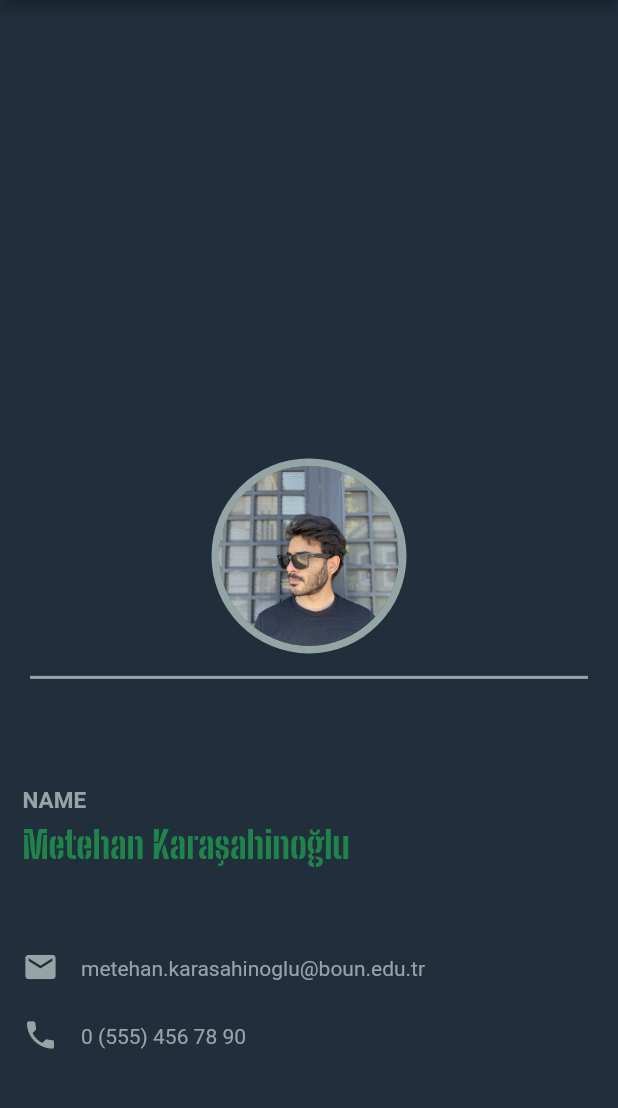
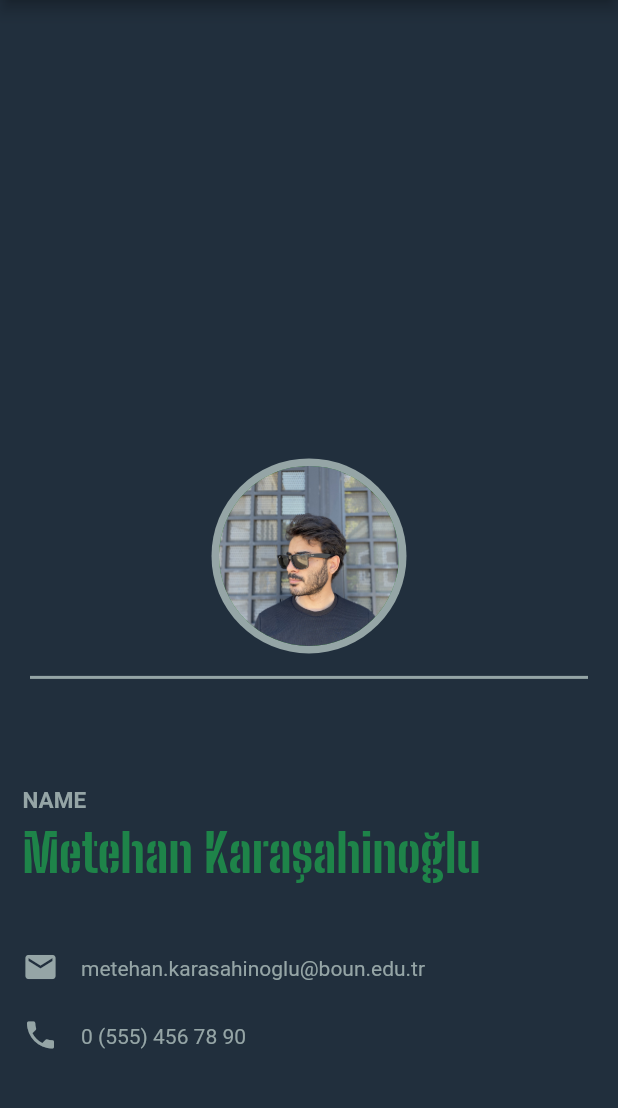
Before and after one commit to MeteTheBadass/CET301FirstApplication, a Flutter app: the screen it shows after launch, on a phone screen of 412 x 824 dp, the part 84-1192 px from its top. Run offline on Flutter 3.47's test engine with Material 2 defaults, Android fonts, the phone set to English and light mode, and no system bars.

Commit message:
Name-Surname font size is adjusted.

```diff
--- a/lib/main.dart
+++ b/lib/main.dart
@@ -33,7 +33,7 @@ class MyInfo extends StatelessWidget{
         Expanded(child: Container(alignment: Alignment.bottomCenter,padding: new EdgeInsets.only(bottom: 15.0) ,child: CircleAvatar(radius: 65,backgroundColor: Color(0xff95A5A6) ,child: CircleAvatar(radius: 60 ,backgroundImage: AssetImage('assets/images/profile.jpg'),),),), flex: 50,),
         Container(child: Padding(padding: new EdgeInsets.symmetric(horizontal: 20.0),child: Container(color: Color(0xff95A5A6),height: 2,),),),
         Expanded(child: Container(alignment: Alignment.bottomLeft,padding: new EdgeInsets.only(left: 15),child: Text('NAME',style: TextStyle(fontSize:15,fontWeight: FontWeight.bold,color: Color(0xff95A5A6)),),), flex: 10,),
-        Expanded(child: Container(alignment: Alignment.topLeft,padding: new EdgeInsets.only(left: 15,top: 5),child: Text('Metehan Karaşahinoğlu', style: TextStyle(fontSize: 25,fontWeight: FontWeight.bold,fontFamily: 'BS',color: Color(0xFF1E8449)),),), flex: 10,),
+        Expanded(child: Container(alignment: Alignment.topLeft,padding: new EdgeInsets.only(left: 15,top: 5),child: Text('Metehan Karaşahinoğlu', style: TextStyle(fontSize: 35,fontWeight: FontWeight.bold,fontFamily: 'BS',color: Color(0xFF1E8449)),),), flex: 10,),
         Expanded(child:Row(children: [Column(children: [Container(padding: new EdgeInsets.only(left: 15),child: Icon(Icons.mail,color:Color(0xff95A5A6)),)],),Column(children: [Container(padding: new EdgeInsets.only(left:15,top: 5),child: Text('metehan.karasahinoglu@boun.edu.tr',style: TextStyle(color: Color(0xff95A5A6)),),),],)],),flex: 5,),
         Expanded(child:Row(children: [Column(children: [Container(padding: new EdgeInsets.only(left: 15),child: Icon(Icons.phone,color:Color(0xff95A5A6)),)],),Column(children: [Container(padding: new EdgeInsets.only(left:15,top: 5),child: Text('0 (555) 456 78 90',style: TextStyle(color: Color(0xff95A5A6)),),),],)],),flex: 10,),
       ],
```
